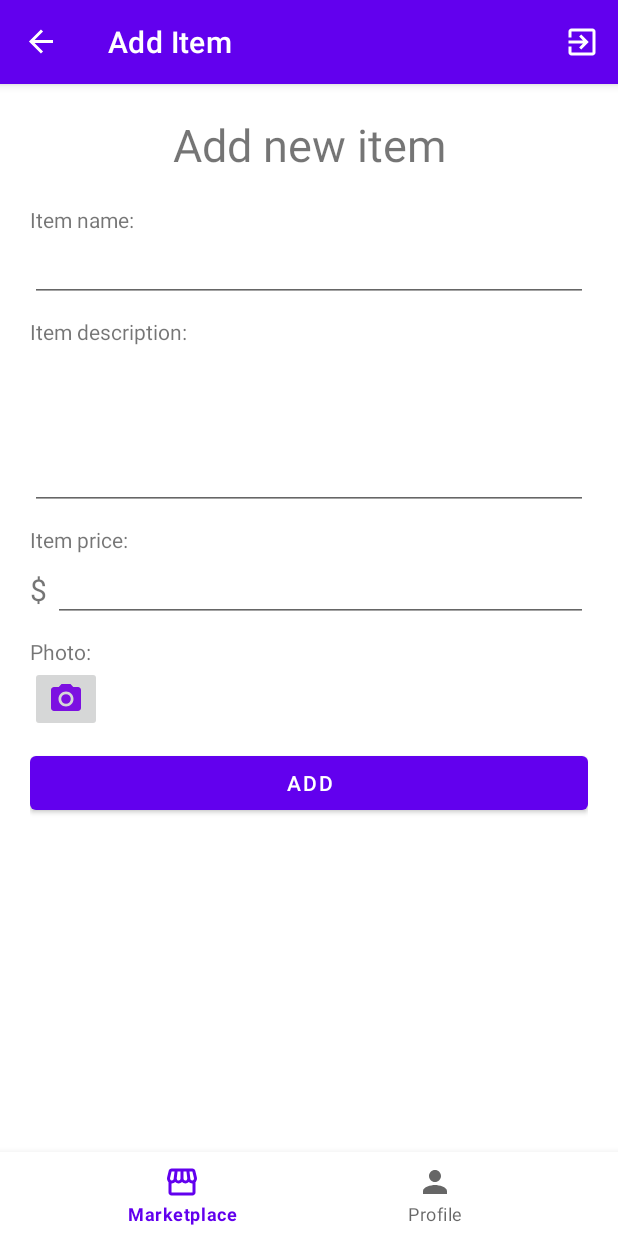
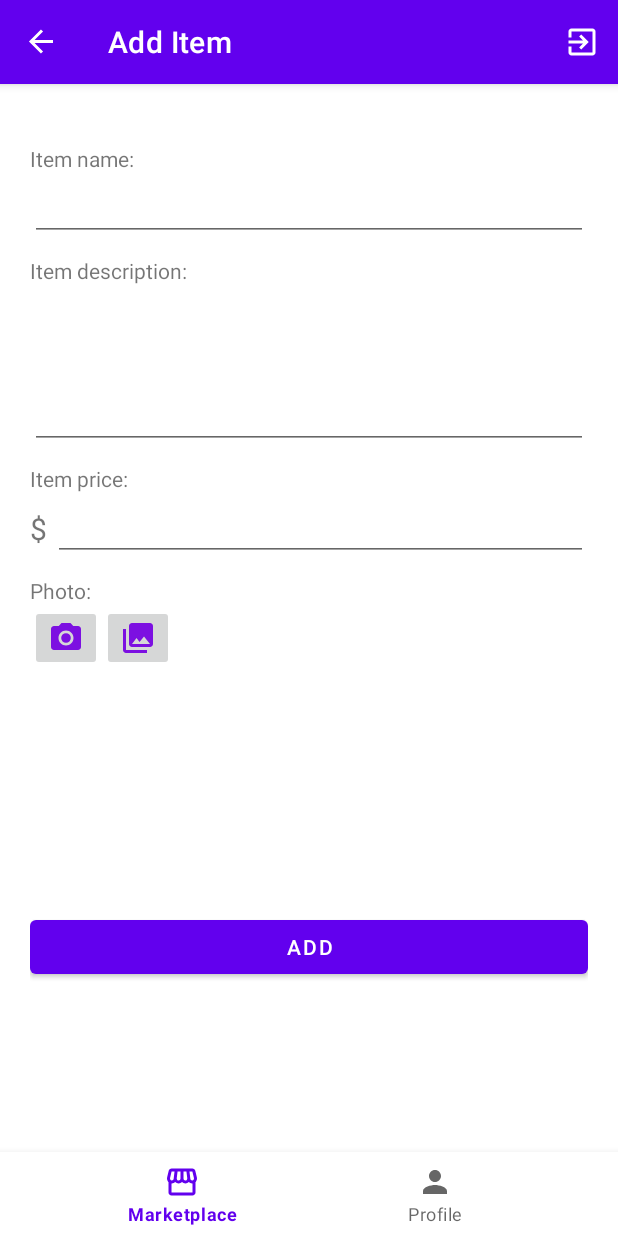
Before and after one commit to ytleevicky/android-yard-sale, an Android app: the AddItemFragment screen opened through its navigation route, on a phone screen of 412 x 824 dp. Run offline under Robolectric (Android 15) with nearby library versions, the phone set to English and light mode, and no system bars; our stand-ins replace Firebase (no records; nobody signed in at launch, a user with empty details on screens opened directly), Picasso, navigation-ui.

Commit message:
Upload item image when item is created

```diff
--- a/app/src/main/java/com/vickylee/yardsale/adapters/BuyerListAdapter.kt
+++ b/app/src/main/java/com/vickylee/yardsale/adapters/BuyerListAdapter.kt
@@ -5,7 +5,7 @@ import android.util.Log
 import android.view.LayoutInflater
 import android.view.ViewGroup
 import androidx.recyclerview.widget.RecyclerView
-import com.google.api.LogDescriptor
+import com.squareup.picasso.Picasso
 import com.vickylee.yardsale.data.Item
 import com.vickylee.yardsale.data.OnItemClickListener
 import com.vickylee.yardsale.databinding.ItemBinding
@@ -59,6 +59,10 @@ class BuyerListAdapter(
             itemList.get(position),
             clickListener
         )
+
+        // load item pic to image view
+        val item = itemList.get(position)
+        Picasso.with(context).load(item.itemPic).into(holder.binding.imgItem)
     }
 
     // identifies total number of items
--- a/app/src/main/java/com/vickylee/yardsale/data/Item.kt
+++ b/app/src/main/java/com/vickylee/yardsale/data/Item.kt
@@ -10,5 +10,6 @@ data class Item(
     var itemDescription: String = "",
     var itemPrice: Double = 0.0,
     var isItemAvailable: Boolean = true,
-    var creationTimestamp: Timestamp = Timestamp.now()
+    var creationTimestamp: Timestamp = Timestamp.now(),
+    var itemPic: String = ""
 ) : java.io.Serializable
--- a/app/src/main/java/com/vickylee/yardsale/fragments/AddFavoriteFragment.kt
+++ b/app/src/main/java/com/vickylee/yardsale/fragments/AddFavoriteFragment.kt
@@ -87,7 +87,8 @@ class AddFavoriteFragment : Fragment(R.layout.fragment_add_favorite), OnItemClic
                                 itemDescription = item.itemDescription,
                                 itemPrice = item.itemPrice,
                                 isItemAvailable = item.isItemAvailable,
-                                creationTimestamp = item.creationTimestamp
+                                creationTimestamp = item.creationTimestamp,
+                                itemPic = item.itemPic
                             )
                         )
                         Log.d(TAG, "onResume: $item")
--- a/app/src/main/java/com/vickylee/yardsale/fragments/ItemDetailsFragment.kt
+++ b/app/src/main/java/com/vickylee/yardsale/fragments/ItemDetailsFragment.kt
@@ -14,6 +14,7 @@ import androidx.navigation.fragment.navArgs
 import com.vickylee.yardsale.data.UserRepository
 import com.vickylee.yardsale.databinding.FragmentItemDetailsBinding
 import androidx.lifecycle.Observer
+import com.squareup.picasso.Picasso
 
 
 class ItemDetailsFragment : Fragment() {
@@ -54,6 +55,9 @@ class ItemDetailsFragment : Fragment() {
         binding.tvItemName.text = args.item.itemName
         binding.tvItemPrice.text = args.item.itemPrice.toString()
         binding.tvItemDetails.text = args.item.itemDescription
+
+        val imageView = binding.ivItemPic
+        Picasso.with(context).load(args.item.itemPic).into(imageView)
 
         if (userType == "Seller") {
             binding.btnItemStatus.visibility = View.VISIBLE
--- /dev/null
+++ b/app/src/main/res/drawable/ic_photo_gallery.xml
@@ -0,0 +1,5 @@
+<vector android:height="24dp" android:tint="#7C10E1"
+    android:viewportHeight="24" android:viewportWidth="24"
+    android:width="24dp" xmlns:android="http://schemas.android.com/apk/res/android">
+    <path android:fillColor="@android:color/white" android:pathData="M22,16L22,4c0,-1.1 -0.9,-2 -2,-2L8,2c-1.1,0 -2,0.9 -2,2v12c0,1.1 0.9,2 2,2h12c1.1,0 2,-0.9 2,-2zM11,12l2.03,2.71L16,11l4,5L8,16l3,-4zM2,6v14c0,1.1 0.9,2 2,2h14v-2L4,20L4,6L2,6z"/>
+</vector>
--- a/app/src/main/res/layout/fragment_add_item.xml
+++ b/app/src/main/res/layout/fragment_add_item.xml
@@ -8,24 +8,13 @@
     tools:context=".fragments.AddItemFragment">
 
     <TextView
-        android:id="@+id/tv_title"
-        android:layout_width="match_parent"
-        android:layout_height="wrap_content"
-        android:text="Add new item"
-        android:textAlignment="center"
-        android:textSize="30sp"
-        app:layout_constraintEnd_toEndOf="parent"
-        app:layout_constraintStart_toStartOf="parent"
-        app:layout_constraintTop_toTopOf="parent" />
-
-    <TextView
         android:id="@+id/tv_item_name"
         android:layout_width="match_parent"
         android:layout_height="wrap_content"
         android:layout_marginTop="20dp"
         android:text="Item name:"
         app:layout_constraintStart_toStartOf="parent"
-        app:layout_constraintTop_toBottomOf="@id/tv_title" />
+        app:layout_constraintTop_toTopOf="parent" />
 
     <EditText
         android:id="@+id/edt_item_name"
@@ -86,7 +75,7 @@
 
     <TextView
         android:id="@+id/tv_photo"
-        android:layout_width="wrap_content"
+        android:layout_width="match_parent"
         android:layout_height="wrap_content"
         android:layout_marginTop="10dp"
         android:text="Photo:"
@@ -101,6 +90,33 @@
         app:layout_constraintStart_toStartOf="parent"
         app:layout_constraintTop_toBottomOf="@id/tv_photo" />
 
+    <ImageButton
+        android:id="@+id/img_btn_photo_gallery"
+        android:layout_width="wrap_content"
+        android:layout_height="wrap_content"
+        android:src="@drawable/ic_photo_gallery"
+        android:tooltipText="Add photo from gallery"
+        app:layout_constraintStart_toEndOf="@id/img_btn_camera"
+        app:layout_constraintTop_toBottomOf="@id/tv_photo" />
+
+    <ImageView
+        android:id="@+id/iv_item_pic"
+        android:layout_width="150dp"
+        android:layout_height="150dp"
+        app:layout_constraintStart_toStartOf="parent"
+        app:layout_constraintTop_toBottomOf="@id/img_btn_camera" />
+
+    <TextView
+        android:id="@+id/tv_error_msg"
+        android:layout_width="wrap_content"
+        android:layout_height="30dp"
+        android:textColor="#E91E63"
+        android:layout_marginHorizontal="10dp"
+        android:gravity="center_horizontal"
+        app:layout_constraintStart_toEndOf="@id/img_btn_photo_gallery"
+        app:layout_constraintBottom_toBottomOf="@id/img_btn_photo_gallery"
+        />
+
     <Button
         android:id="@+id/btn_add_item"
         android:layout_width="match_parent"
@@ -108,7 +124,6 @@
         android:layout_marginTop="10dp"
         android:text="Add"
         app:layout_constraintStart_toStartOf="parent"
-        app:layout_constraintTop_toBottomOf="@+id/img_btn_camera" />
-
+        app:layout_constraintTop_toBottomOf="@+id/iv_item_pic" />
 
 </androidx.constraintlayout.widget.ConstraintLayout>
```
Also changed, not shown: app/src/main/java/com/vickylee/yardsale/data/UserRepository.kt (+50 -15 lines), app/src/main/java/com/vickylee/yardsale/fragments/AddItemFragment.kt (+83 -47 lines), app/src/main/java/com/vickylee/yardsale/fragments/ListViewFragment.kt (+2 -7 lines).
